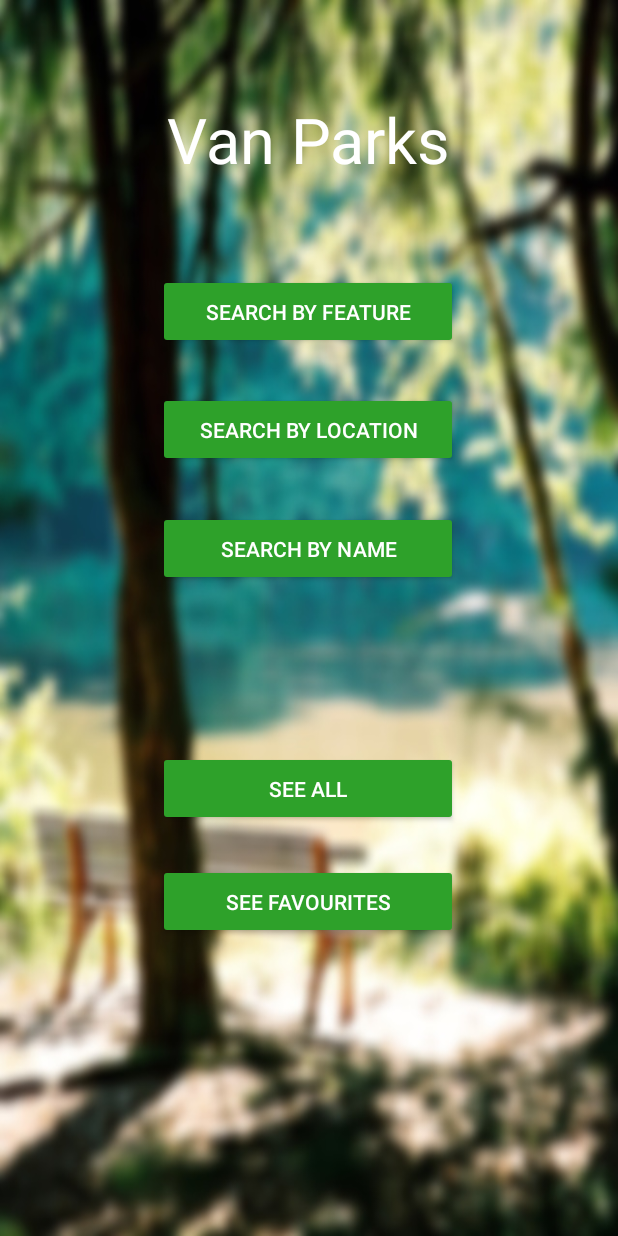
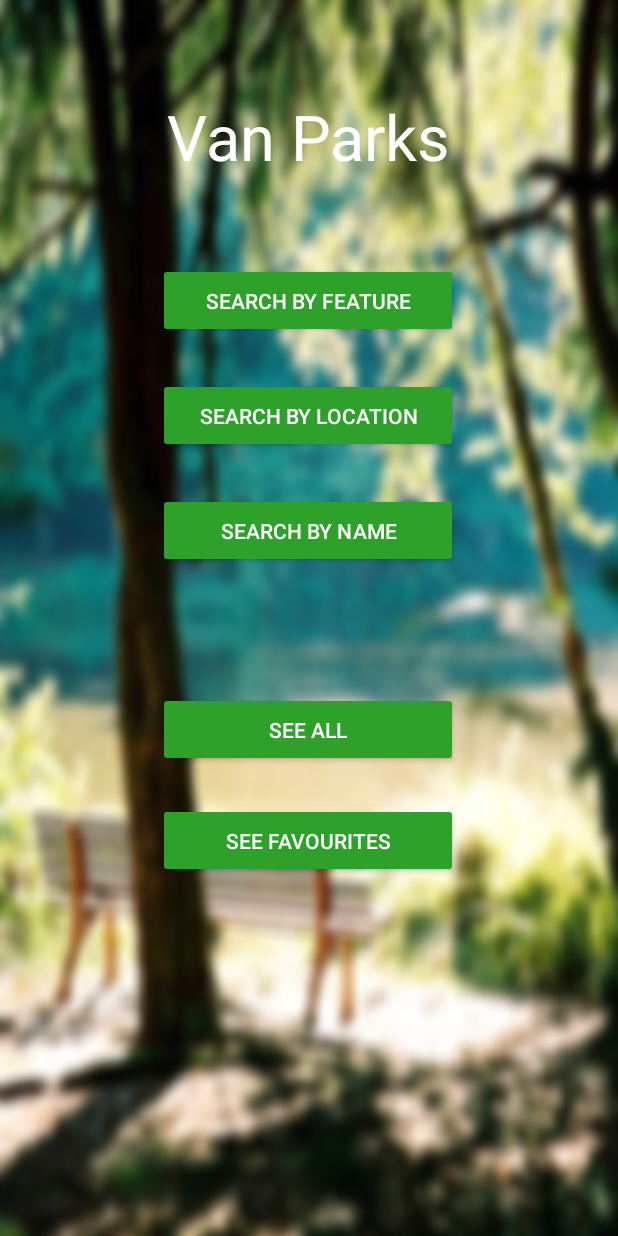
Before and after one commit to DariaDimchuk/ParkFinder, an Android app: the screen it shows after launch (MainActivity), on a phone screen of 412 x 824 dp. Run offline under Robolectric (Android 15) with nearby library versions, the phone set to English and light mode, and no system bars.

Commit message:
Main layout fixed in landscape mode

```diff
--- a/app/src/main/res/layout/activity_main.xml
+++ b/app/src/main/res/layout/activity_main.xml
@@ -1,10 +1,16 @@
 <?xml version="1.0" encoding="utf-8"?>
-<androidx.constraintlayout.widget.ConstraintLayout xmlns:android="http://schemas.android.com/apk/res/android"
+<ScrollView xmlns:android="http://schemas.android.com/apk/res/android"
     xmlns:app="http://schemas.android.com/apk/res-auto"
     xmlns:tools="http://schemas.android.com/tools"
+    android:layout_height="match_parent"
     android:layout_width="match_parent"
-    android:layout_height="match_parent"
+    android:fillViewport="true" >
+
+    <androidx.constraintlayout.widget.ConstraintLayout
+        android:layout_width="match_parent"
+        android:layout_height="wrap_content"
         android:background="@drawable/background"
+        android:paddingBottom="@dimen/mainConstraint_paddingBottom"
         tools:context=".MainActivity">
 
         <TextView
@@ -27,8 +33,8 @@
             style="@style/Widget.AppCompat.Button.Colored"
             android:layout_width="@dimen/widthSearchBtn"
             android:layout_height="@dimen/heightSearchBtn"
+            android:onClick="onClickSearchByFeature"
             android:text="@string/txtFeatureSearch"
-        android:onClick="onClickSearchByFeature"
             app:layout_constraintBottom_toBottomOf="parent"
             app:layout_constraintEnd_toEndOf="parent"
             app:layout_constraintHorizontal_bias="0.497"
@@ -41,8 +47,8 @@
             style="@style/Widget.AppCompat.Button.Colored"
             android:layout_width="@dimen/widthSearchBtn"
             android:layout_height="@dimen/heightSearchBtn"
+            android:onClick="onClickSearchByLocation"
             android:text="@string/locationSearchTxt"
-        android:onClick="onClickSearchByLocation"
             app:layout_constraintBottom_toBottomOf="parent"
             app:layout_constraintEnd_toEndOf="@+id/btnFeatureSearch"
             app:layout_constraintHorizontal_bias="1.0"
@@ -55,8 +61,8 @@
             style="@style/Widget.AppCompat.Button.Colored"
             android:layout_width="@dimen/widthSearchBtn"
             android:layout_height="@dimen/heightSearchBtn"
+            android:onClick="onClickSearchByName"
             android:text="@string/nameSearchTxt"
-        android:onClick="onClickSearchByName"
             app:layout_constraintBottom_toBottomOf="parent"
             app:layout_constraintEnd_toEndOf="@+id/btnLocSearch"
             app:layout_constraintHorizontal_bias="1.0"
@@ -69,22 +75,22 @@
             style="@style/Widget.AppCompat.Button.Colored"
             android:layout_width="@dimen/widthSearchBtn"
             android:layout_height="@dimen/heightSearchBtn"
+            android:onClick="onClickSeeAll"
             android:text="@string/txtSeeAll"
-        android:onClick="onClickSeeAll"
             app:layout_constraintBottom_toBottomOf="parent"
-        app:layout_constraintEnd_toEndOf="@+id/btnFeatureSearch"
+            app:layout_constraintEnd_toEndOf="@+id/btnNameSearch"
             app:layout_constraintHorizontal_bias="0.0"
-        app:layout_constraintStart_toStartOf="@+id/btnFeatureSearch"
-        app:layout_constraintTop_toBottomOf="@+id/btnFeatureSearch"
-        app:layout_constraintVertical_bias="0.495" />
+            app:layout_constraintStart_toStartOf="@+id/btnNameSearch"
+            app:layout_constraintTop_toBottomOf="@+id/btnNameSearch"
+            app:layout_constraintVertical_bias="0.239" />
 
         <Button
             android:id="@+id/btnSeeFavourites"
             style="@style/Widget.AppCompat.Button.Colored"
             android:layout_width="@dimen/widthSearchBtn"
             android:layout_height="@dimen/heightSearchBtn"
+            android:onClick="onClickSeeFavourites"
             android:text="@string/txtSeeFavourites"
-        android:onClick="onClickSeeFavourites"
             app:layout_constraintBottom_toBottomOf="parent"
             app:layout_constraintEnd_toEndOf="@+id/btnSeeAll"
             app:layout_constraintHorizontal_bias="0.502"
@@ -92,3 +98,5 @@
             app:layout_constraintTop_toBottomOf="@+id/btnSeeAll"
             app:layout_constraintVertical_bias="0.113" />
     </androidx.constraintlayout.widget.ConstraintLayout>
+
+</ScrollView>
--- a/app/src/main/res/values/dimens.xml
+++ b/app/src/main/res/values/dimens.xml
@@ -100,5 +100,6 @@
 
 
     <dimen name="btnPaddingBottom">10dp</dimen>
+    <dimen name="mainConstraint_paddingBottom">50dp</dimen>
 
 </resources>
```
Lines whose indentation alone changed are shown as unchanged.
